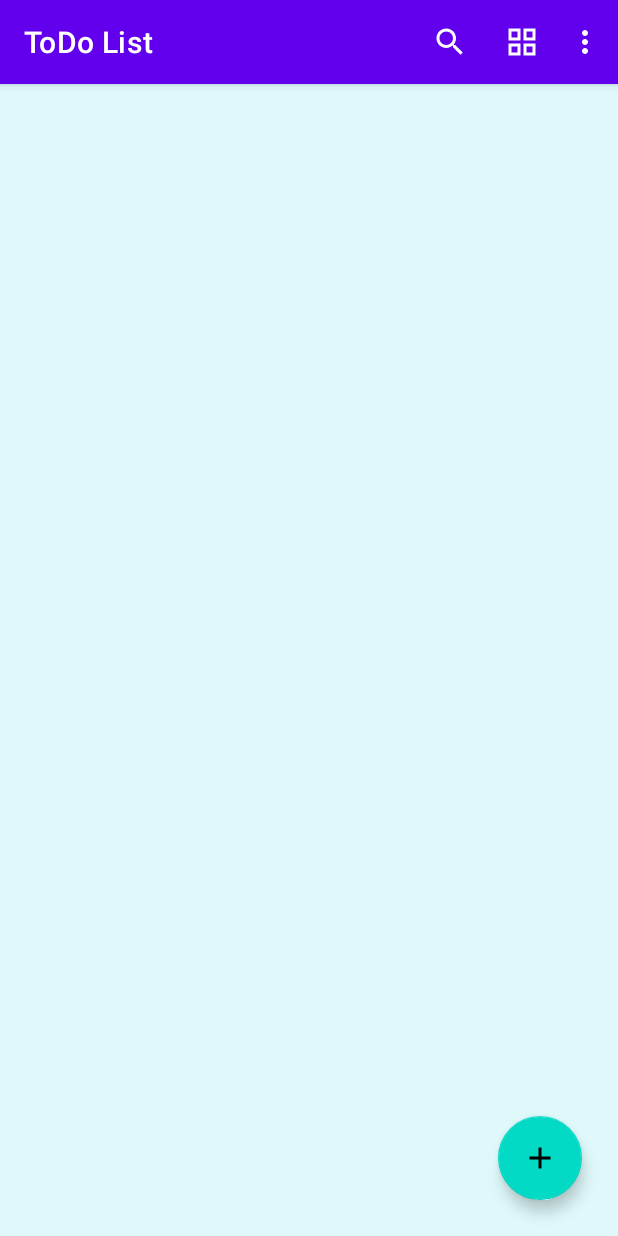
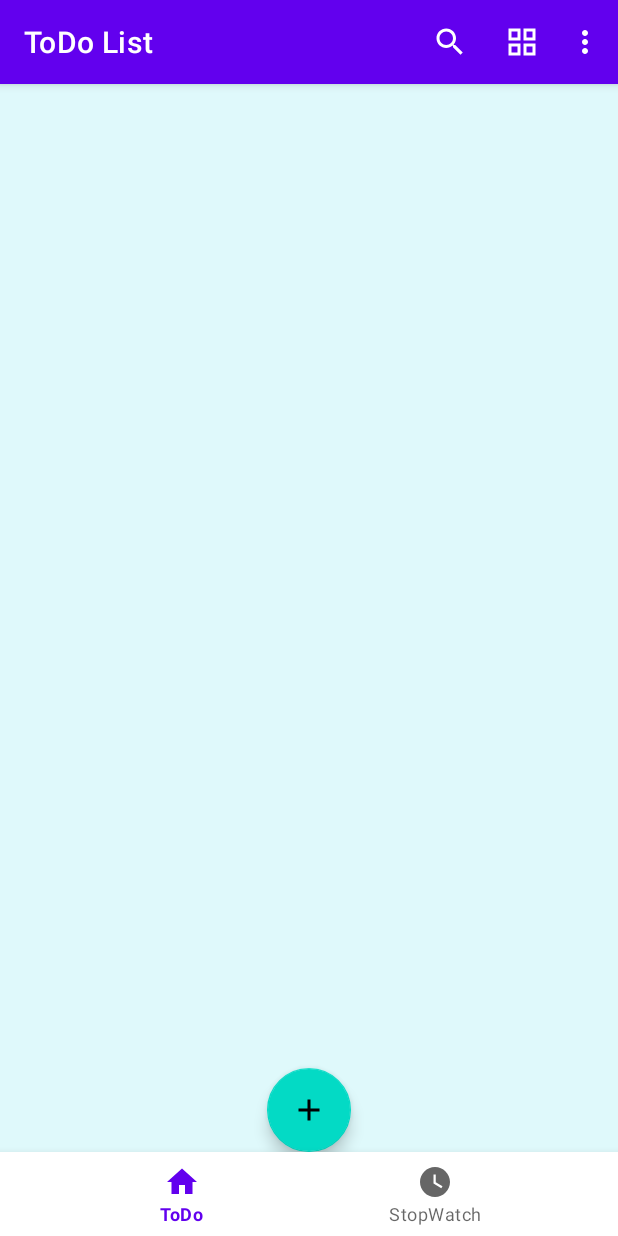
Before and after one commit to asgar72/ToDo-App, an Android app: the screen it shows after launch (MainActivity), on a phone screen of 412 x 824 dp. Run offline under Robolectric (Android 15) with nearby library versions, the phone set to English and light mode, and no system bars; our stand-ins replace Room's generated code, data binding, navigation-ui; libraries missing offline, so code that uses them is left out: jp.wasabeef.recyclerview; 3 statements that could not run were skipped.

Commit message:
stop watch added

```diff
--- a/app/build.gradle
+++ b/app/build.gradle
@@ -79,4 +79,7 @@ dependencies {
     implementation 'jp.wasabeef:recyclerview-animators:4.0.2'
 
 
+    //circle image
+    implementation 'de.hdodenhof:circleimageview:3.1.0'
+
 }
--- a/app/src/main/java/com/asgar72/todo/MainActivity.kt
+++ b/app/src/main/java/com/asgar72/todo/MainActivity.kt
@@ -2,21 +2,23 @@ package com.asgar72.todo
 
 import androidx.appcompat.app.AppCompatActivity
 import android.os.Bundle
+import com.google.android.material.bottomnavigation.BottomNavigationView
 import androidx.navigation.findNavController
 import androidx.navigation.ui.setupActionBarWithNavController
+import androidx.navigation.ui.setupWithNavController
 
 class MainActivity : AppCompatActivity() {
     override fun onCreate(savedInstanceState: Bundle?) {
         super.onCreate(savedInstanceState)
         setContentView(R.layout.activity_main)
-        //supportActionBar?.hide()
 
-        //action bar name throw nav controller
-        setupActionBarWithNavController(findNavController(R.id.navHostfragment))
+        val navView: BottomNavigationView = findViewById(R.id.bottomNav)
+        val navController = findNavController(R.id.navHostfragment)
 
+        navView.setupWithNavController(navController)
+        setupActionBarWithNavController(navController)
     }
 
-    //this is function for setupActionBarWithNavController
     override fun onSupportNavigateUp(): Boolean {
         val navController = findNavController(R.id.navHostfragment)
         return navController.navigateUp() || super.onSupportNavigateUp()
--- a/app/src/main/res/drawable/add.xml
+++ b/app/src/main/res/drawable/ic_add.xml
@@ -1,5 +1,5 @@
-<vector android:height="24dp" android:tint="#000000"
+<vector android:height="34dp" android:tint="#3C3F41"
     android:viewportHeight="24" android:viewportWidth="24"
-    android:width="24dp" xmlns:android="http://schemas.android.com/apk/res/android">
+    android:width="34dp" xmlns:android="http://schemas.android.com/apk/res/android">
     <path android:fillColor="@android:color/white" android:pathData="M19,13h-6v6h-2v-6H5v-2h6V5h2v6h6v2z"/>
 </vector>
--- /dev/null
+++ b/app/src/main/res/drawable/ic_home.xml
@@ -0,0 +1,5 @@
+<vector android:height="24dp" android:tint="#3C3F41"
+    android:viewportHeight="24" android:viewportWidth="24"
+    android:width="24dp" xmlns:android="http://schemas.android.com/apk/res/android">
+    <path android:fillColor="@android:color/white" android:pathData="M10,20v-6h4v6h5v-8h3L12,3 2,12h3v8z"/>
+</vector>
--- /dev/null
+++ b/app/src/main/res/drawable/ic_timer.xml
@@ -0,0 +1,5 @@
+<vector android:height="24dp" android:tint="#3C3F41"
+    android:viewportHeight="24" android:viewportWidth="24"
+    android:width="24dp" xmlns:android="http://schemas.android.com/apk/res/android">
+    <path android:fillColor="@android:color/white" android:pathData="M12,2C6.5,2 2,6.5 2,12s4.5,10 10,10s10,-4.5 10,-10S17.5,2 12,2zM16.2,16.2L11,13V7h1.5v5.2l4.5,2.7L16.2,16.2z"/>
+</vector>
--- a/app/src/main/res/layout/activity_main.xml
+++ b/app/src/main/res/layout/activity_main.xml
@@ -1,5 +1,6 @@
 <?xml version="1.0" encoding="utf-8"?>
-<androidx.constraintlayout.widget.ConstraintLayout xmlns:android="http://schemas.android.com/apk/res/android"
+<androidx.constraintlayout.widget.ConstraintLayout
+    xmlns:android="http://schemas.android.com/apk/res/android"
     xmlns:app="http://schemas.android.com/apk/res-auto"
     xmlns:tools="http://schemas.android.com/tools"
     android:layout_width="match_parent"
@@ -10,13 +11,21 @@
         android:id="@+id/navHostfragment"
         android:name="androidx.navigation.fragment.NavHostFragment"
         android:layout_width="match_parent"
-        android:layout_height="match_parent"
+        android:layout_height="0dp"
         app:defaultNavHost="true"
+        app:layout_constraintTop_toTopOf="parent"
+        app:layout_constraintBottom_toTopOf="@+id/bottomNav"
+        app:layout_constraintStart_toStartOf="parent"
+        app:layout_constraintEnd_toEndOf="parent"
+        app:navGraph="@navigation/my_nav" />
+
+    <com.google.android.material.bottomnavigation.BottomNavigationView
+        android:id="@+id/bottomNav"
+        android:layout_width="match_parent"
+        android:layout_height="wrap_content"
         app:layout_constraintBottom_toBottomOf="parent"
         app:layout_constraintEnd_toEndOf="parent"
-        app:layout_constraintHorizontal_bias="0.5"
         app:layout_constraintStart_toStartOf="parent"
-        app:layout_constraintTop_toTopOf="parent"
-        app:layout_constraintVertical_bias="0.5"
-        app:navGraph="@navigation/my_nav" />
+        app:menu="@menu/bottom_nv"/>
+
 </androidx.constraintlayout.widget.ConstraintLayout>
--- a/app/src/main/res/layout/fragment_list.xml
+++ b/app/src/main/res/layout/fragment_list.xml
@@ -33,15 +33,15 @@
             android:id="@+id/floatingActionButton"
             android:layout_width="wrap_content"
             android:layout_height="wrap_content"
-            android:layout_marginEnd="24dp"
-            android:layout_marginBottom="24dp"
             android:clickable="true"
+            android:focusable="true"
             android:navigateToAddFragment="@{true}"
-            android:focusable="true"
-            android:src="@drawable/add"
+            android:src="@drawable/ic_add"
             android:tint="@color/white"
             app:layout_constraintBottom_toBottomOf="parent"
-            app:layout_constraintEnd_toEndOf="parent" />
+            app:layout_constraintEnd_toEndOf="parent"
+            app:layout_constraintStart_toStartOf="parent"
+            tools:ignore="MissingConstraints" />
 
         <ImageView
             android:id="@+id/no_data_imageview"
--- /dev/null
+++ b/app/src/main/res/menu/bottom_nv.xml
@@ -0,0 +1,12 @@
+<menu xmlns:android="http://schemas.android.com/apk/res/android">
+
+    <item
+        android:id="@+id/listFragment"
+        android:title="ToDo"
+        android:icon="@drawable/ic_home"/>
+
+    <item
+        android:id="@+id/StopWatch"
+        android:title="StopWatch"
+        android:icon="@drawable/ic_timer"/>
+</menu>
--- a/app/src/main/res/navigation/my_nav.xml
+++ b/app/src/main/res/navigation/my_nav.xml
@@ -24,6 +24,9 @@
             app:exitAnim="@anim/to_right"
             app:popEnterAnim="@anim/from_right"
             app:popExitAnim="@anim/to_left" />
+        <action
+            android:id="@+id/action_listFragment_to_StopWatch"
+            app:destination="@id/StopWatch" />
     </fragment>
     <fragment
         android:id="@+id/addFragment"
@@ -50,4 +53,15 @@
             android:name="currentItem"
             app:argType="com.asgar72.todo.data.models.ToDoData" />
     </fragment>
+
+   <fragment
+       android:id="@+id/StopWatch"
+       android:name="com.asgar72.todo.StopWatch"
+       android:label="Stop Watch"
+       tools:layout="@layout/fragment_stop_watch">
+
+       <action
+           android:id="@+id/action_StopWatch_to_listFragment"
+           app:destination="@id/listFragment" />
+   </fragment>
 </navigation>
--- a/app/src/main/res/values/strings.xml
+++ b/app/src/main/res/values/strings.xml
@@ -19,4 +19,6 @@
         <item>Medium Priority</item>
         <item>Low Priority</item>
     </string-array>
+    <!-- TODO: Remove or change this placeholder text -->
+    <string name="hello_blank_fragment">Hello blank fragment</string>
 </resources>
```
Also changed, not shown: app/src/main/AndroidManifest.xml (+6 -3 lines), app/src/main/java/com/asgar72/todo/StopWatch.kt (added, +64 -0 lines), app/src/main/res/layout/fragment_stop_watch.xml (added, +79 -0 lines), app/src/main/res/drawable/clock.png (added), app/src/main/res/drawable/lap.png (added), app/src/main/res/drawable/restore.png (added).
